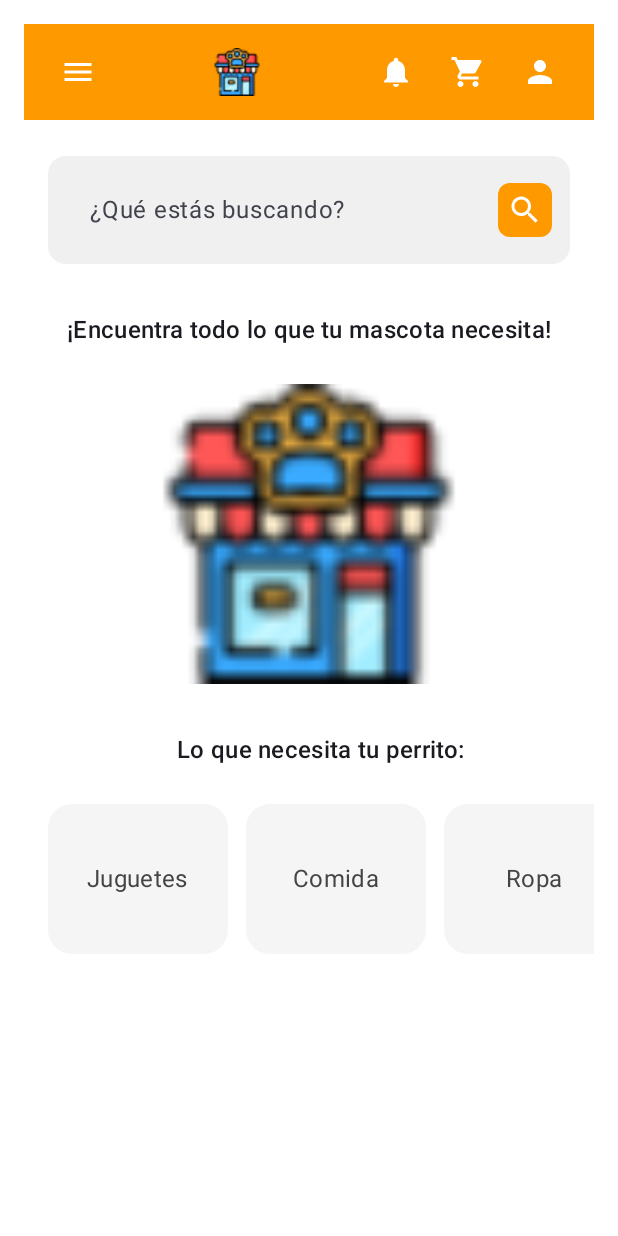
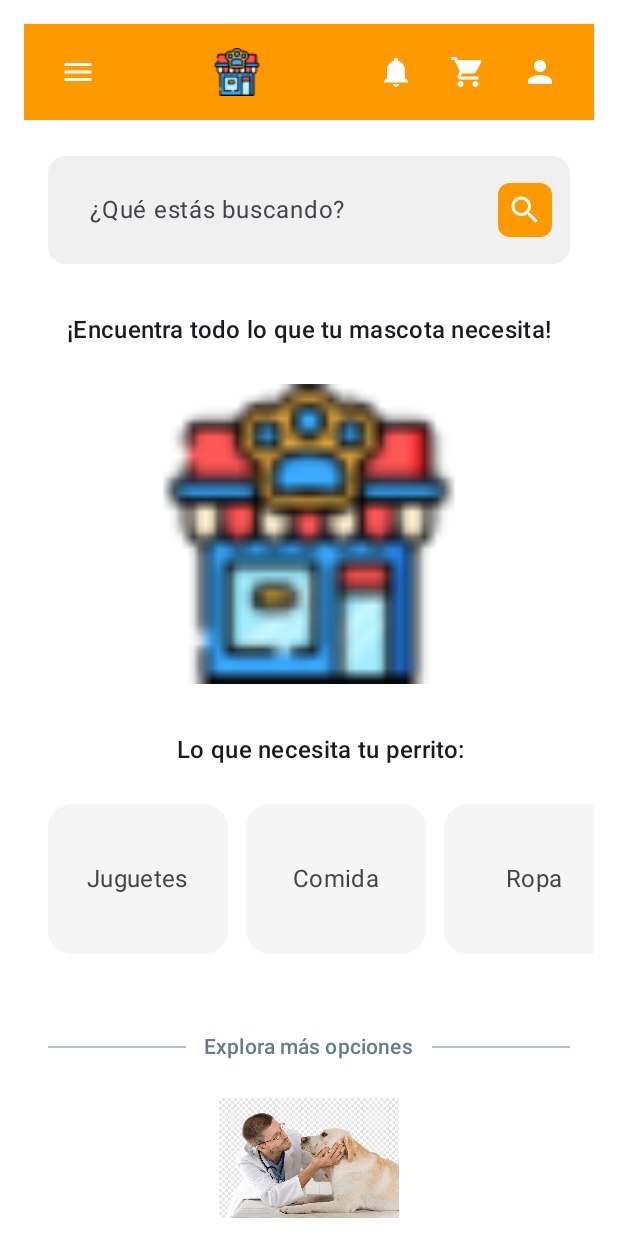
Before and after one commit to albieri765/Mimos, an Android app built with Jetpack Compose: the screen it shows after launch (MainActivity), on a phone screen of 412 x 824 dp. Run offline under Robolectric (Android 15) with nearby library versions, the phone set to English and light mode, and no system bars; our stand-ins replace accompanist.

Commit message:
Cuarto Commit: Implementacion de imagenesbutton y una frase

```diff
--- a/app/src/main/java/com/example/mimos/screens/MainScreen.kt
+++ b/app/src/main/java/com/example/mimos/screens/MainScreen.kt
@@ -13,15 +13,21 @@ import androidx.compose.material3.TextFieldDefaults
 import androidx.compose.ui.Alignment
 import com.example.mimos.screens.components.ProductPager
 import com.example.mimos.screens.components.CategoryCarousel
+import com.example.mimos.screens.components.SectionDivider
+import com.example.mimos.screens.components.FeatureButtons
+import androidx.compose.foundation.rememberScrollState
+import androidx.compose.foundation.verticalScroll
 
 
 @OptIn(ExperimentalMaterial3Api::class)
 @Composable
 fun MainScreen() {
+    val scrollState = rememberScrollState()
     Column(
         modifier = Modifier
             .fillMaxSize()
             .background(Color.White)
+            .verticalScroll(scrollState)
             .padding(16.dp)
     ) {
         TopHeader()
@@ -55,5 +61,15 @@ fun MainScreen() {
             // 🔜 Más adelante aquí irás a otra pantalla
             // navController.navigate("ruta_a_${category}")
         }
+        Spacer(modifier = Modifier.height(24.dp))
+
+        SectionDivider(text = "Explora más opciones")
+
+        Spacer(modifier = Modifier.height(12.dp))
+
+        FeatureButtons { route ->
+            println("Clic en: $route") // Más adelante -> navegas con NavController
+        }
+        Spacer(modifier = Modifier.height(24.dp))
     }
 }
--- /dev/null
+++ b/app/src/main/java/com/example/mimos/screens/components/FeatureButtons.kt
@@ -0,0 +1,39 @@
+package com.example.mimos.screens.components
+
+import androidx.compose.foundation.Image
+import androidx.compose.foundation.clickable
+import androidx.compose.foundation.layout.*
+import androidx.compose.ui.Alignment
+import androidx.compose.ui.Modifier
+import androidx.compose.ui.res.painterResource
+import androidx.compose.runtime.Composable
+import androidx.compose.ui.unit.dp
+import com.example.mimos.R
+
+@Composable
+fun FeatureButtons(onClick: (String) -> Unit) {
+    Column(
+        modifier = Modifier
+            .fillMaxWidth()
+            .padding(horizontal = 24.dp),
+        verticalArrangement = Arrangement.spacedBy(16.dp),
+        horizontalAlignment = Alignment.CenterHorizontally
+    ) {
+        val buttons = listOf(
+            "veterinario" to R.drawable.ic_vet,
+            "comida" to R.drawable.ic_food,
+            "accesorios" to R.drawable.ic_accessories
+        )
+
+        buttons.forEach { (route, icon) ->
+            Image(
+                painter = painterResource(id = icon),
+                contentDescription = route,
+                modifier = Modifier
+                    .fillMaxWidth()
+                    .height(80.dp)
+                    .clickable { onClick(route) }
+            )
+        }
+    }
+}
--- /dev/null
+++ b/app/src/main/java/com/example/mimos/screens/components/SectionDivider.kt
@@ -0,0 +1,40 @@
+package com.example.mimos.screens.components
+
+import androidx.compose.foundation.background
+import androidx.compose.foundation.layout.*
+import androidx.compose.material3.MaterialTheme
+import androidx.compose.material3.Text
+import androidx.compose.runtime.Composable
+import androidx.compose.ui.Alignment
+import androidx.compose.ui.Modifier
+import androidx.compose.ui.graphics.Color
+import androidx.compose.ui.unit.dp
+
+@Composable
+fun SectionDivider(text: String) {
+    Row(
+        modifier = Modifier
+            .fillMaxWidth()
+            .padding(horizontal = 16.dp, vertical = 12.dp),
+        verticalAlignment = Alignment.CenterVertically
+    ) {
+        Box(
+            modifier = Modifier
+                .weight(1f)
+                .height(1.dp)
+                .background(Color(0xFFB0BEC5)) // Línea izquierda
+        )
+        Text(
+            text = text,
+            modifier = Modifier.padding(horizontal = 12.dp),
+            style = MaterialTheme.typography.titleSmall,
+            color = Color(0xFF607D8B)
+        )
+        Box(
+            modifier = Modifier
+                .weight(1f)
+                .height(1.dp)
+                .background(Color(0xFFB0BEC5)) // Línea derecha
+        )
+    }
+}
```
Also changed, not shown: app/src/main/res/drawable/ic_accessories.png (added), app/src/main/res/drawable/ic_food.png (added), app/src/main/res/drawable/ic_vet.png (added).
